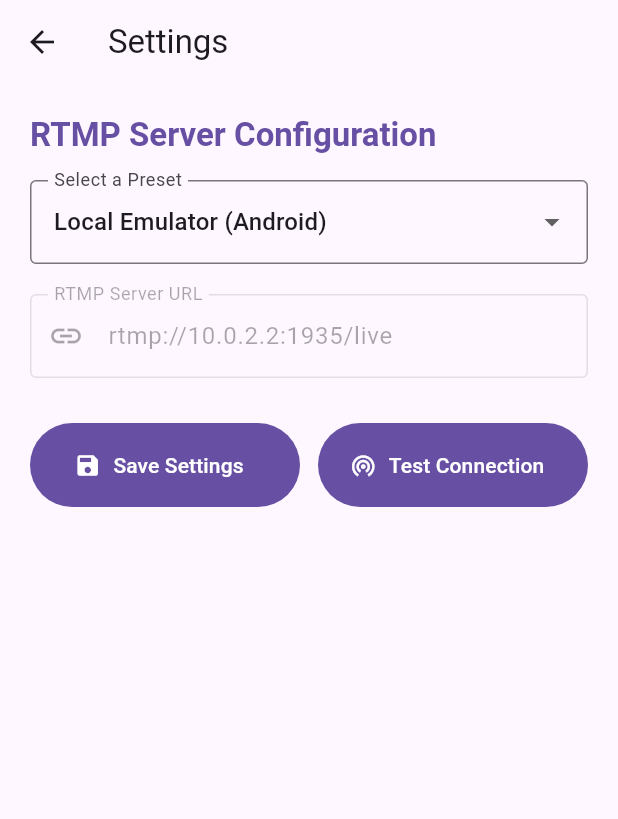
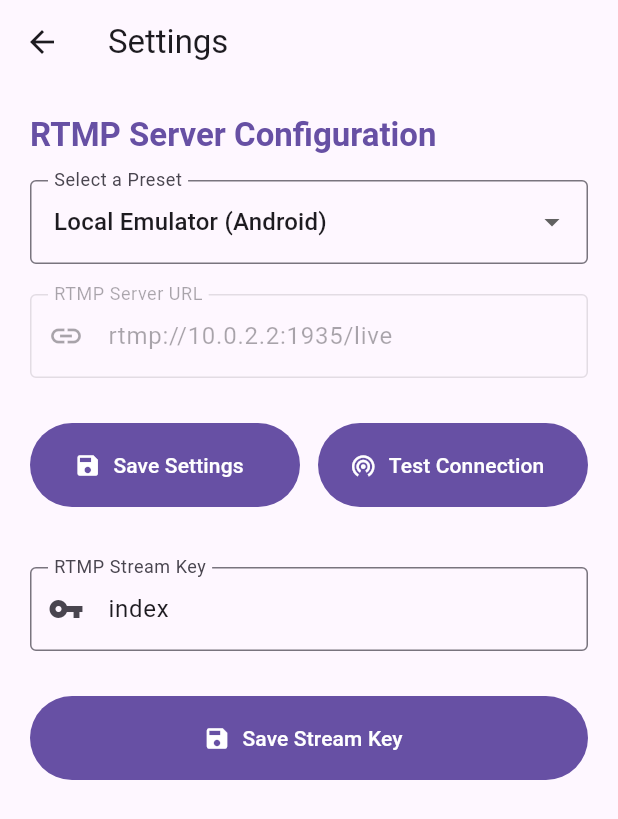
Before and after one commit to Screenbottle/flutter_video_stream, a Flutter app: the screen it shows after launch, after a tap on "Settings", on a phone screen of 412 x 824 dp. Shown: the top 819 px of the screen. Run offline on Flutter 3.47's test engine with Material 3 defaults, Android fonts, the phone set to English and light mode, and no system bars; our stand-ins replace permission_handler, shared_preferences; missing offline and left inert: apivideo_live_stream.

Commit message:
added handling for custom stream keys

```diff
--- a/lib/settings_page.dart
+++ b/lib/settings_page.dart
@@ -10,15 +10,17 @@ class SettingsPage extends StatefulWidget {
 }
 
 class _SettingsPageState extends State<SettingsPage> {
-  final _controller = TextEditingController();
-  String _selectedOption = 'Custom';
+  final _ipController = TextEditingController();
+  final _streamKeyController = TextEditingController();
+  String _selectedIPOption = 'Custom';
   bool _isTesting = false;
 
-  // The IP address needs to be formatted differently based on the environment
+  // The IP address needs to be formatted differently based on the environment, the Outside Network option should work universally (no i am not uploading my real IP address to GitHub)
   final List<Map<String, String>> _presets = [
     {'label': 'Local Emulator (Android)', 'value': 'rtmp://10.0.2.2:1935/live'},
     {'label': 'Local Emulator (iOS)', 'value': 'rtmp://127.0.0.1:1935/live'},
     {'label': 'Local Network', 'value': 'rtmp://192.168.0.30:1935/live'},
+    {'label': 'Outside Network', 'value': 'rtmp://your-ip-address:1935/live'},
     {'label': 'Custom', 'value': ''},
   ];
 
@@ -26,24 +28,24 @@ class _SettingsPageState extends State<SettingsPage> {
   void initState() {
     super.initState();
     _loadSavedUrl();
+    _loadSavedStreamKey();
   }
 
   Future<void> _loadSavedUrl() async {
     final prefs = await SharedPreferences.getInstance();
-    final savedUrl =
-        prefs.getString('rtmp_url') ?? 'rtmp://10.0.2.2:1935/live';
-    _controller.text = savedUrl;
+    final savedUrl = prefs.getString('rtmp_url') ?? 'rtmp://10.0.2.2:1935/live';
+    _ipController.text = savedUrl;
 
     final matchedPreset = _presets.firstWhere(
       (preset) => preset['value'] == savedUrl,
       orElse: () => {'label': 'Custom', 'value': ''},
     );
-    setState(() => _selectedOption = matchedPreset['label']!);
+    setState(() => _selectedIPOption = matchedPreset['label']!);
   }
 
   Future<void> _saveUrl() async {
     final prefs = await SharedPreferences.getInstance();
-    await prefs.setString('rtmp_url', _controller.text);
+    await prefs.setString('rtmp_url', _ipController.text);
 
     if (!mounted) return;
     ScaffoldMessenger.of(context).showSnackBar(
@@ -55,17 +57,17 @@ class _SettingsPageState extends State<SettingsPage> {
     if (newValue == null) return;
 
     setState(() {
-      _selectedOption = newValue;
+      _selectedIPOption = newValue;
       final selectedPreset = _presets.firstWhere(
         (preset) => preset['label'] == newValue,
       );
-      _controller.text = selectedPreset['value'] ?? '';
+      _ipController.text = selectedPreset['value'] ?? '';
     });
   }
 
   // test connection to the server, lets the user easily test the connection without having to start the stream
   Future<void> _testConnection() async {
-    final url = _controller.text.trim();
+    final url = _ipController.text.trim();
     if (!url.startsWith('rtmp://')) {
       ScaffoldMessenger.of(context).showSnackBar(
         const SnackBar(content: Text('Please enter a valid RTMP URL.')),
@@ -75,17 +77,20 @@ class _SettingsPageState extends State<SettingsPage> {
 
     final uri = Uri.tryParse(url);
     if (uri == null || uri.host.isEmpty || uri.port == 0) {
-      ScaffoldMessenger.of(context).showSnackBar(
-        const SnackBar(content: Text('Invalid RTMP URL format.')),
-      );
+      ScaffoldMessenger.of(
+        context,
+      ).showSnackBar(const SnackBar(content: Text('Invalid RTMP URL format.')));
       return;
     }
 
     setState(() => _isTesting = true);
 
     try {
-      final socket = await Socket.connect(uri.host, uri.port,
-          timeout: const Duration(seconds: 3));
+      final socket = await Socket.connect(
+        uri.host,
+        uri.port,
+        timeout: const Duration(seconds: 3),
+      );
       socket.destroy();
 
       if (!mounted) return;
@@ -106,6 +111,23 @@ class _SettingsPageState extends State<SettingsPage> {
     } finally {
       if (mounted) setState(() => _isTesting = false);
     }
+  }
+
+  // Handling for custom streamkeys
+  Future<void> _loadSavedStreamKey() async {
+    final prefs = await SharedPreferences.getInstance();
+    final savedStreamKey = prefs.getString('rtmp_stream_key') ?? 'index';
+    _streamKeyController.text = savedStreamKey;
+  }
+
+  Future<void> _saveStreamKey() async {
+    final prefs = await SharedPreferences.getInstance();
+    await prefs.setString('rtmp_stream_key', _streamKeyController.text);
+
+    if (!mounted) return;
+    ScaffoldMessenger.of(context).showSnackBar(
+      const SnackBar(content: Text('RTMP Stream Key saved successfully!')),
+    );
   }
 
   @override
@@ -129,30 +151,32 @@ class _SettingsPageState extends State<SettingsPage> {
             const SizedBox(height: 16),
 
             DropdownButtonFormField<String>(
-              initialValue: _selectedOption,
+              initialValue: _selectedIPOption,
               decoration: const InputDecoration(
                 labelText: 'Select a Preset',
                 border: OutlineInputBorder(),
               ),
               items: _presets
-                  .map((preset) => DropdownMenuItem(
-                        value: preset['label'],
-                        child: Text(preset['label']!),
-                      ))
+                  .map(
+                    (preset) => DropdownMenuItem(
+                      value: preset['label'],
+                      child: Text(preset['label']!),
+                    ),
+                  )
                   .toList(),
               onChanged: _onPresetChanged,
             ),
             const SizedBox(height: 20),
 
             TextField(
-              controller: _controller,
+              controller: _ipController,
               decoration: const InputDecoration(
                 labelText: 'RTMP Server URL',
                 hintText: 'e.g. rtmp://your-server-ip:1935/live',
                 border: OutlineInputBorder(),
                 prefixIcon: Icon(Icons.link),
               ),
-              enabled: _selectedOption == 'Custom',
+              enabled: _selectedIPOption == 'Custom',
             ),
             const SizedBox(height: 30),
 
@@ -183,6 +207,30 @@ class _SettingsPageState extends State<SettingsPage> {
                 ),
               ],
             ),
+
+            const SizedBox(height: 40),
+
+            TextField(
+              controller: _streamKeyController,
+              decoration: const InputDecoration(
+                labelText: 'RTMP Stream Key',
+                hintText: 'e.g. index',
+                border: OutlineInputBorder(),
+                prefixIcon: Icon(Icons.vpn_key),
+              ),
+            ),
+
+            const SizedBox(height: 30),
+
+            FilledButton.icon(
+              onPressed: _saveStreamKey,
+              icon: const Icon(Icons.save),
+              label: const Text('Save Stream Key'),
+              style: FilledButton.styleFrom(
+                minimumSize: const Size.fromHeight(56),
+              ),
+            ),
+
           ],
         ),
       ),
```
Also changed, not shown: lib/stream_page.dart (+21 -1 lines).
